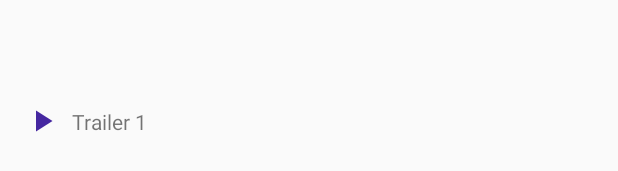
After one commit to csshepard/popular-movies, an Android app: the layout video_list_item.xml on its own in the app's theme, with its tools: preview values and no code run, on a phone screen of 412 x 824 dp. The commit adds this screen. Shown: the part 497-668 px from the top of the screen. Run offline under Robolectric (Android 15) with nearby library versions, the phone set to English and light mode, and no system bars.

Commit message:
WIP Popular Movies Part 2  Added Videos with hardcoded youtube uri

```diff
--- /dev/null
+++ b/app/src/main/res/drawable/ic_play_arrow_black_24dp.xml
@@ -0,0 +1,9 @@
+<vector xmlns:android="http://schemas.android.com/apk/res/android"
+        android:width="24dp"
+        android:height="24dp"
+        android:viewportWidth="24.0"
+        android:viewportHeight="24.0">
+    <path
+        android:fillColor="@color/colorPrimaryDark"
+        android:pathData="M8,5v14l11,-7z"/>
+</vector>
--- /dev/null
+++ b/app/src/main/res/layout/video_list_item.xml
@@ -0,0 +1,41 @@
+<?xml version="1.0" encoding="utf-8"?>
+<layout xmlns:app="http://schemas.android.com/apk/res-auto"
+    xmlns:tools="http://schemas.android.com/tools">
+    <android.support.constraint.ConstraintLayout xmlns:android="http://schemas.android.com/apk/res/android"
+        android:orientation="horizontal"
+        android:layout_width="match_parent"
+        android:layout_height="wrap_content"
+        android:layout_gravity="center"
+        android:padding="@dimen/movie_grid_padding">
+
+        <ImageView
+            android:id="@+id/play_button"
+            android:layout_width="wrap_content"
+            android:layout_height="wrap_content"
+            android:layout_marginBottom="8dp"
+            android:layout_marginLeft="8dp"
+            android:layout_marginStart="8dp"
+            android:layout_marginTop="8dp"
+            android:adjustViewBounds="true"
+            android:background="@drawable/ic_play_arrow_black_24dp"
+            android:contentDescription="@string/play_video"
+            android:scaleType="centerCrop"
+            app:layout_constraintBottom_toBottomOf="parent"
+            app:layout_constraintStart_toStartOf="parent"
+            app:layout_constraintTop_toTopOf="parent" />
+
+        <TextView
+            android:id="@+id/video_name"
+            android:layout_width="wrap_content"
+            android:layout_height="wrap_content"
+            android:layout_marginBottom="8dp"
+            android:layout_marginLeft="8dp"
+            android:layout_marginStart="8dp"
+            android:layout_marginTop="8dp"
+            app:layout_constraintBottom_toBottomOf="parent"
+            app:layout_constraintStart_toEndOf="@+id/play_button"
+            app:layout_constraintTop_toTopOf="parent"
+            tools:text="Trailer 1" />
+
+    </android.support.constraint.ConstraintLayout>
+</layout>
--- a/app/src/main/res/values/strings.xml
+++ b/app/src/main/res/values/strings.xml
@@ -9,6 +9,7 @@
     <string name="most_popular">Most Popular</string>
     <string name="top_rated">Top Rated</string>
     <string name="user_favorites">User Favorites</string>
+    <string name="play_video">play video</string>
     <string-array name="sort_order_array">
         <item>@string/most_popular</item>
         <item>@string/top_rated</item>
```
Also changed, not shown: app/src/main/java/com/example/chris/popularmovies/MovieDetailsActivity.java (+53 -5 lines), app/src/main/java/com/example/chris/popularmovies/VideoListAdapter.java (added, +110 -0 lines), app/src/main/res/layout/activity_movie_details.xml (+29 -11 lines).
